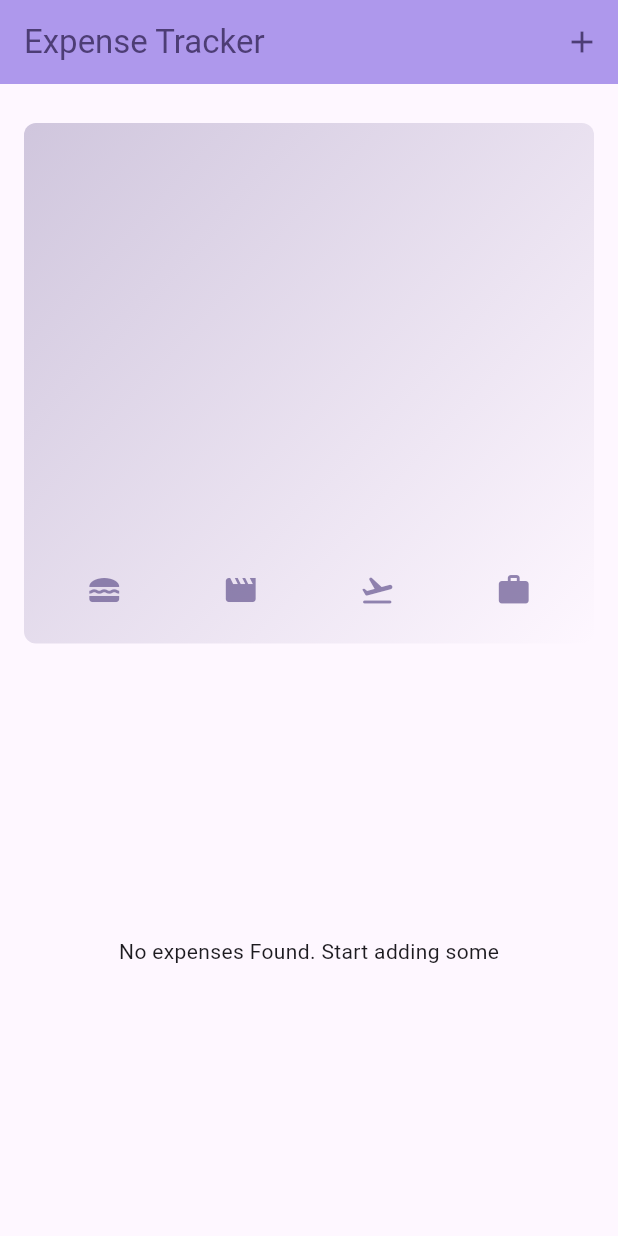
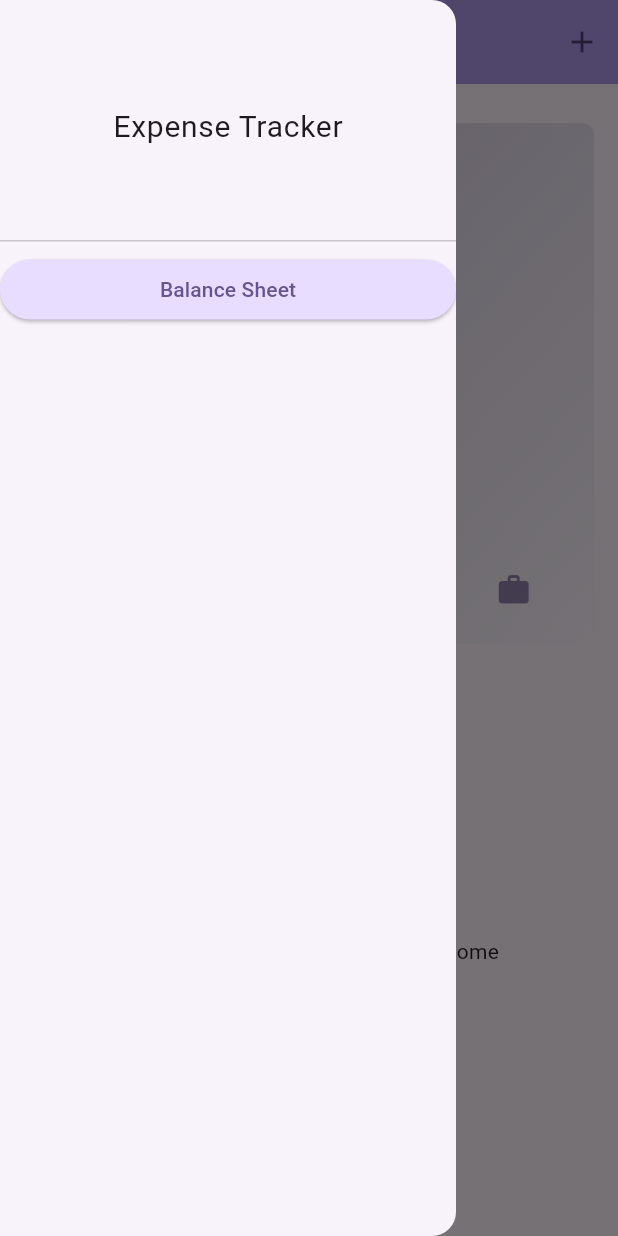
Before and after one commit to Sharma-Shivam2021/expense_tracker, a Flutter app: the screen it shows after launch, with the side drawer open (before the commit the screen has no drawer), on a phone screen of 412 x 824 dp. Run offline on Flutter 3.47's test engine with Material 3 defaults, Android fonts, the phone set to English and light mode, and no system bars; our stand-ins replace shared_preferences.

Commit message:
Added Balance Sheet

```diff
--- /dev/null
+++ b/lib/features/balance_sheet/model/balance.dart
@@ -0,0 +1,42 @@
+class Balance {
+  final int maxBudget;
+
+  const Balance({
+    required this.maxBudget,
+  });
+
+  @override
+  bool operator ==(Object other) =>
+      identical(this, other) ||
+      (other is Balance &&
+          runtimeType == other.runtimeType &&
+          maxBudget == other.maxBudget);
+
+  @override
+  int get hashCode => maxBudget.hashCode;
+
+  @override
+  String toString() {
+    return 'Balance{ maxBudget: $maxBudget,}';
+  }
+
+  Balance copyWith({
+    int? maxBudget,
+  }) {
+    return Balance(
+      maxBudget: maxBudget ?? this.maxBudget,
+    );
+  }
+
+  factory Balance.fromJson(Map<String, dynamic> map) {
+    return Balance(
+      maxBudget: map['maxBudget'] as int,
+    );
+  }
+
+  Map<String, dynamic> toJson() {
+    return {
+      "maxBudget": maxBudget,
+    };
+  }
+}
--- a/lib/widgets/chart/chart.dart
+++ b/lib/features/home_screen/widgets/chart/chart.dart
@@ -1,7 +1,6 @@
+import 'package:expense_tracker/features/home_screen/models/expense.dart';
+import 'package:expense_tracker/features/home_screen/widgets/chart/chart_bar.dart';
 import 'package:flutter/material.dart';
-
-import 'package:expense_tracker/widgets/chart/chart_bar.dart';
-import 'package:expense_tracker/models/expense.dart';
 
 class Chart extends StatelessWidget {
   const Chart({
--- a/lib/widgets/expenses.dart
+++ b/lib/features/home_screen/widgets/expenses.dart
@@ -1,14 +1,15 @@
 import 'dart:convert';
-import 'package:expense_tracker/widgets/chart/chart.dart';
-import 'package:expense_tracker/widgets/expenses_list/expenses_list.dart';
-import 'package:expense_tracker/models/expense.dart';
-import 'package:expense_tracker/widgets/new_expense.dart';
+import 'package:expense_tracker/features/balance_sheet/widgets/balance_sheet.dart';
+import 'package:expense_tracker/features/home_screen/models/expense.dart';
+import 'package:expense_tracker/features/home_screen/widgets/chart/chart.dart';
+import 'package:expense_tracker/features/home_screen/widgets/expenses_list/expenses_list.dart';
+import 'package:expense_tracker/features/home_screen/widgets/new_expense.dart';
 import 'package:flutter/material.dart';
 import 'package:shared_preferences/shared_preferences.dart';
 
 class Expenses extends StatefulWidget {
   const Expenses({super.key});
-
+  static String routeName = '/expenses';
   @override
   State<Expenses> createState() => _ExpensesState();
 }
@@ -91,6 +92,10 @@ class _ExpensesState extends State<Expenses> {
     );
   }
 
+  double getTotalExpenses() {
+    return _registeredExpense.fold(0.0, (sum, expense) => sum + expense.amount);
+  }
+
   @override
   Widget build(BuildContext context) {
     final width = MediaQuery.of(context).size.width;
@@ -117,6 +122,36 @@ class _ExpensesState extends State<Expenses> {
           )
         ],
       ),
+      drawer: SafeArea(
+        child: Drawer(
+          child: Column(
+            children: [
+              DrawerHeader(
+                child: Center(
+                  child: Text(
+                    'Expense Tracker',
+                    style: TextStyle(fontSize: 20),
+                  ),
+                ),
+              ),
+              Column(
+                crossAxisAlignment: CrossAxisAlignment.stretch,
+                children: [
+                  ElevatedButton(
+                    onPressed: () {
+                      Navigator.of(context).popAndPushNamed(
+                        BalanceSheet.routeName,
+                        arguments: getTotalExpenses(),
+                      );
+                    },
+                    child: Text('Balance Sheet'),
+                  ),
+                ],
+              ),
+            ],
+          ),
+        ),
+      ),
       body: width < 600
           ? Column(
               children: [
--- a/lib/widgets/expenses_list/expenses_item.dart
+++ b/lib/features/home_screen/widgets/expenses_list/expenses_item.dart
@@ -1,4 +1,4 @@
-import 'package:expense_tracker/models/expense.dart';
+import 'package:expense_tracker/features/home_screen/models/expense.dart';
 import 'package:flutter/material.dart';
 
 class ExpenseItem extends StatelessWidget {
@@ -22,7 +22,7 @@ class ExpenseItem extends StatelessWidget {
             Row(
               mainAxisAlignment: MainAxisAlignment.spaceBetween,
               children: [
-                Text('\$${expense.amount.toStringAsFixed(2)}'),
+                Text('₹ ${expense.amount.toStringAsFixed(2)}'),
                 Row(
                   children: [
                     Icon(categoryIcons[expense.category]),
--- a/lib/widgets/expenses_list/expenses_list.dart
+++ b/lib/features/home_screen/widgets/expenses_list/expenses_list.dart
@@ -1,5 +1,5 @@
-import 'package:expense_tracker/models/expense.dart';
-import 'package:expense_tracker/widgets/expenses_list/expenses_item.dart';
+import 'package:expense_tracker/features/home_screen/models/expense.dart';
+import 'package:expense_tracker/features/home_screen/widgets/expenses_list/expenses_item.dart';
 import 'package:flutter/material.dart';
 
 class ExpensesList extends StatelessWidget {
--- a/lib/widgets/new_expense.dart
+++ b/lib/features/home_screen/widgets/new_expense.dart
@@ -1,4 +1,4 @@
-import 'package:expense_tracker/models/expense.dart';
+import 'package:expense_tracker/features/home_screen/models/expense.dart';
 import 'package:flutter/material.dart';
 
 class NewExpense extends StatefulWidget {
@@ -106,7 +106,7 @@ class _NewExpenseState extends State<NewExpense> {
                             controller: _amountController,
                             keyboardType: TextInputType.number,
                             decoration: const InputDecoration(
-                              prefixText: '\$ ',
+                              prefixText: '₹ ',
                               label: Text('Amount'),
                             ),
                           ),
@@ -189,7 +189,7 @@ class _NewExpenseState extends State<NewExpense> {
                             controller: _amountController,
                             keyboardType: TextInputType.number,
                             decoration: const InputDecoration(
-                              prefixText: '\$ ',
+                              prefixText: '₹ ',
                               label: Text('Amount'),
                             ),
                           ),
```
Also changed, not shown: lib/features/balance_sheet/widgets/add_balance.dart (added, +91 -0 lines), lib/features/balance_sheet/widgets/balance_sheet.dart (added, +147 -0 lines), lib/main.dart (+7 -69 lines), lib/utilities/custom_theme.dart (added, +72 -0 lines), lib/utilities/routes.dart (added, +11 -0 lines), pubspec.yaml (+4 -4 lines), lib/features/home_screen/models/expense.dart (renamed from lib/models/expense.dart), lib/features/home_screen/widgets/chart/chart_bar.dart (renamed from lib/widgets/chart/chart_bar.dart), pubspec.lock.
